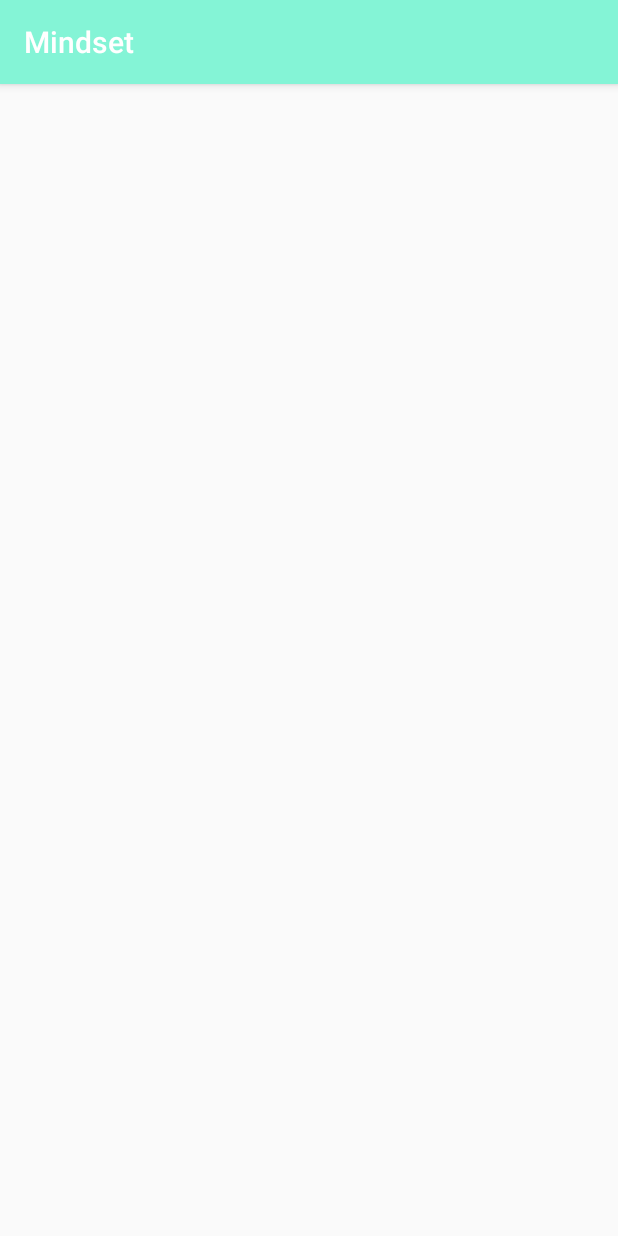
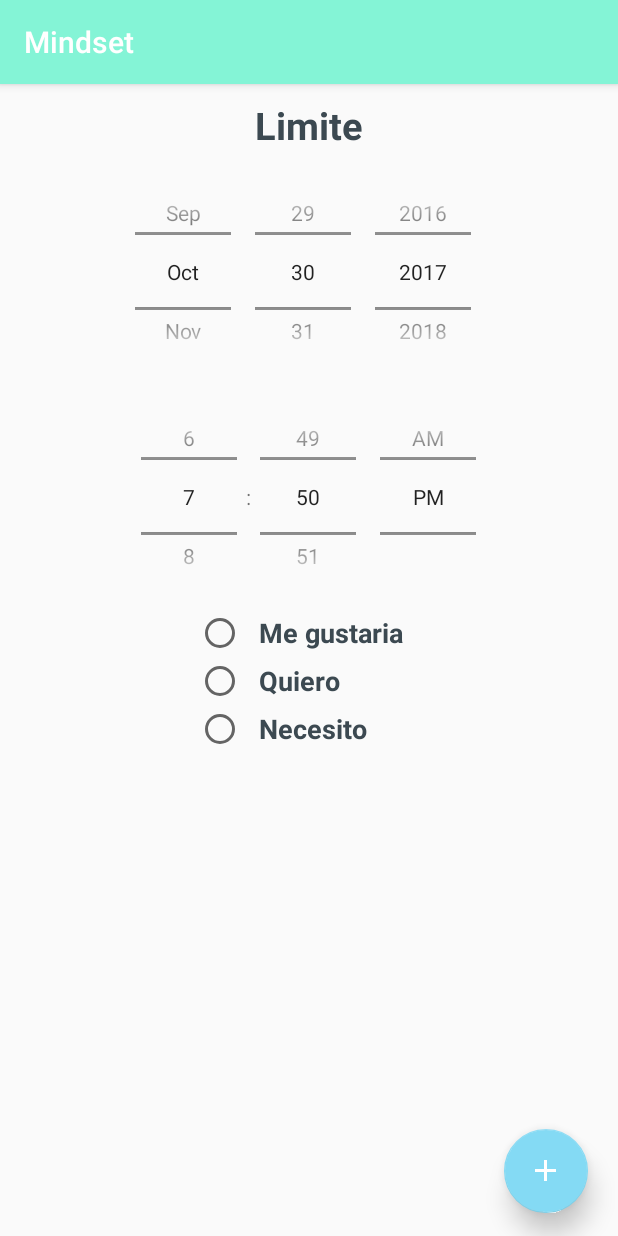
Before and after one commit to jvann/Mindset, an Android app: the EventActivity screen opened directly, with no data from a screen before it, on a phone screen of 412 x 824 dp. Run offline under Robolectric (Android 15) with nearby library versions, the phone set to English and light mode, and no system bars.

Commit message:
Pitch ready. Done

```diff
--- a/Mindset/app/src/main/java/itesm/mx/mindset/EventActivity.java
+++ b/Mindset/app/src/main/java/itesm/mx/mindset/EventActivity.java
@@ -1,7 +1,11 @@
 package itesm.mx.mindset;
 
+import android.content.Intent;
+import android.support.design.widget.FloatingActionButton;
 import android.support.v7.app.AppCompatActivity;
 import android.os.Bundle;
+import android.view.View;
+import android.widget.Toast;
 
 public class EventActivity extends AppCompatActivity {
 
@@ -9,5 +13,14 @@ public class EventActivity extends AppCompatActivity {
     protected void onCreate(Bundle savedInstanceState) {
         super.onCreate(savedInstanceState);
         setContentView(R.layout.activity_event);
+
+        FloatingActionButton fab = (FloatingActionButton) findViewById(R.id.fab_add);
+        fab.setOnClickListener(new View.OnClickListener() {
+            @Override
+            public void onClick(View view) {
+                Toast.makeText(EventActivity.this, "Actividad creada", Toast.LENGTH_SHORT).show();
+            }
+        });
+
     }
 }
--- a/Mindset/app/src/main/java/itesm/mx/mindset/MainActivity.java
+++ b/Mindset/app/src/main/java/itesm/mx/mindset/MainActivity.java
@@ -18,9 +18,6 @@ import android.view.MenuItem;
 import android.view.View;
 import android.view.ViewGroup;
 
-import android.widget.TextView;
-import android.widget.Toast;
-
 public class MainActivity extends AppCompatActivity {
 
     /**
@@ -32,6 +29,7 @@ public class MainActivity extends AppCompatActivity {
      * {@link android.support.v4.app.FragmentStatePagerAdapter}.
      */
     private SectionsPagerAdapter mSectionsPagerAdapter;
+    public static final boolean flag = true;
 
     /**
      * The {@link ViewPager} that will host the section contents.
@@ -62,13 +60,11 @@ public class MainActivity extends AppCompatActivity {
             public void onClick(View view) {
                 Intent intent = new Intent(MainActivity.this, EventActivity.class);
                 startActivity(intent);
-                finish();
             }
         });
 
         Intent intent = new Intent(this, LoginActivity.class);
         startActivity(intent);
-
     }
 
 
--- a/Mindset/app/src/main/res/layout/activity_event.xml
+++ b/Mindset/app/src/main/res/layout/activity_event.xml
@@ -1,9 +1,98 @@
 <?xml version="1.0" encoding="utf-8"?>
-<android.support.constraint.ConstraintLayout xmlns:android="http://schemas.android.com/apk/res/android"
+<LinearLayout xmlns:android="http://schemas.android.com/apk/res/android"
     xmlns:app="http://schemas.android.com/apk/res-auto"
     xmlns:tools="http://schemas.android.com/tools"
     android:layout_width="match_parent"
     android:layout_height="match_parent"
+    android:orientation="vertical"
     tools:context="itesm.mx.mindset.EventActivity">
 
-</android.support.constraint.ConstraintLayout>
+    <TextView
+        android:id="@+id/textView2"
+        android:layout_width="match_parent"
+        android:layout_height="50dp"
+        android:paddingTop="10dp"
+        android:text="Limite"
+        android:textAlignment="center"
+        android:textColor="#3c4951"
+        android:textSize="25sp"
+        android:textStyle="bold" />
+
+    <DatePicker
+        android:id="@+id/datePicker3"
+        android:layout_width="match_parent"
+        android:layout_height="150dp"
+        android:calendarViewShown="false"
+        android:datePickerMode="spinner" />
+
+    <TimePicker
+        android:id="@+id/timePicker2"
+        android:layout_width="match_parent"
+        android:layout_height="150dp"
+        android:timePickerMode="spinner" />
+
+    <RelativeLayout
+        android:layout_width="match_parent"
+        android:layout_height="match_parent">
+
+        <RadioGroup
+            android:layout_width="wrap_content"
+            android:layout_height="match_parent"
+            android:layout_alignParentTop="true"
+            android:layout_centerHorizontal="true">
+
+            <RadioButton
+                android:id="@+id/radioButton"
+                android:layout_width="match_parent"
+                android:layout_height="wrap_content"
+                android:checked="false"
+                android:paddingLeft="10dp"
+                android:text="Me gustaria"
+                android:textAlignment="viewStart"
+                android:textColor="#3c4951"
+                android:textSize="18sp"
+                android:textStyle="bold" />
+
+            <RadioButton
+                android:id="@+id/radioButton2"
+                android:layout_width="match_parent"
+                android:layout_height="wrap_content"
+                android:paddingLeft="10dp"
+                android:text="Quiero"
+                android:textAlignment="viewStart"
+                android:textColor="#3c4951"
+                android:textSize="18sp"
+                android:textStyle="bold" />
+
+            <RadioButton
+                android:id="@+id/radioButton3"
+                android:layout_width="150dp"
+                android:layout_height="wrap_content"
+                android:layout_margin="0dp"
+                android:paddingLeft="10dp"
+                android:text="Necesito"
+                android:textAlignment="viewStart"
+                android:textColor="#3c4951"
+                android:textSize="18sp"
+                android:textStyle="bold" />
+
+        </RadioGroup>
+
+        <android.support.design.widget.FloatingActionButton
+            android:id="@+id/fab_add"
+            android:layout_width="wrap_content"
+            android:layout_height="wrap_content"
+            android:layout_alignParentBottom="true"
+            android:layout_alignParentEnd="true"
+            android:layout_marginBottom="15dp"
+            android:layout_marginEnd="20dp"
+            android:clickable="true"
+            android:paddingLeft="0dp"
+            app:elevation="10dp"
+            app:fabSize="normal"
+            app:srcCompat="@mipmap/ic_add_white_24dp"
+            tools:layout_editor_absoluteX="16dp"
+            tools:layout_editor_absoluteY="455dp" />
+    </RelativeLayout>
+
+</LinearLayout>
```
